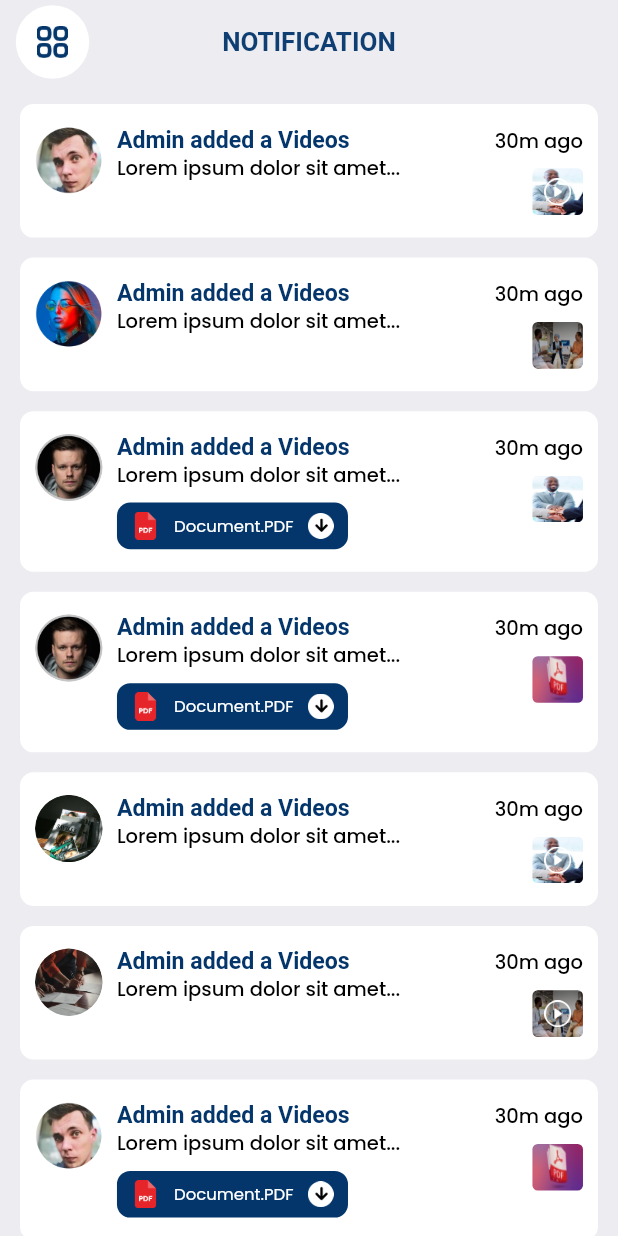
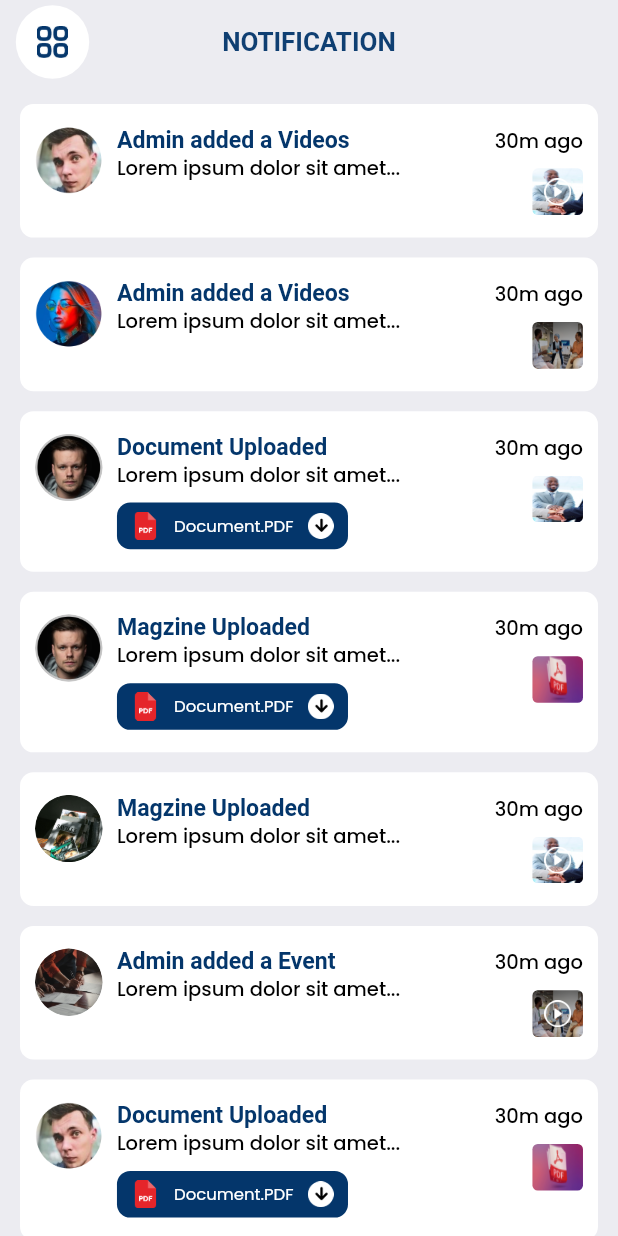
Before and after one commit to Furqan-Ahmed-bot/Uaw, a Flutter app: the NotificationScreen screen opened by its route, on a phone screen of 412 x 824 dp. Run offline on Flutter 3.47's test engine with Material 2 defaults, Android fonts, the phone set to English and light mode, and no system bars; drawn by our look-alikes of flutter_slidable; our stand-ins replace carousel_slider, dotted_line, flutter_screenutil, get, google_fonts, smooth_page_indicator and 3 more.

Commit message:
QA fixes

```diff
--- a/lib/HomeScreens/DrawerVideoPlayer.dart
+++ b/lib/HomeScreens/DrawerVideoPlayer.dart
@@ -71,7 +71,7 @@ class _DrawerVideoPlayerSvreenState extends State<DrawerVideoPlayerSvreen> {
                 Get.back();
               },
               child: Image.asset(
-                "assets/images/Group 1430@3x.png",
+                "assets/images/Group 1431@3x.png",
                 scale: 2.5,
               ),
             ),
--- a/lib/HomeScreens/EditProfile.dart
+++ b/lib/HomeScreens/EditProfile.dart
@@ -117,12 +117,12 @@ class _EditProfileScreenState extends State<EditProfileScreen> {
                   )
                 ],
               ),
-              120.verticalSpace,
+              100.verticalSpace,
               Text(
                 "John Doe",
                 style: textroboto20,
               ),
-              20.verticalSpace,
+              5.verticalSpace,
               Text(
                 "johndoe@gmail.com",
                 style: txtstyleblack14WO,
--- a/lib/HomeScreens/NewsAndEvents.dart
+++ b/lib/HomeScreens/NewsAndEvents.dart
@@ -248,6 +248,7 @@ class _NewsAndEventsScreenState extends State<NewsAndEventsScreen> {
                                             ),
                                           ),
                                           monthViewSettings: DateRangePickerMonthViewSettings(
+                                            firstDayOfWeek: DateTime.monday,
                                             viewHeaderStyle: DateRangePickerViewHeaderStyle(
                                               textStyle: TextStyle(
                                                 color: Colors.black,
--- a/lib/HomeScreens/Notification.dart
+++ b/lib/HomeScreens/Notification.dart
@@ -17,28 +17,55 @@ class _NotificationScreenState extends State<NotificationScreen> {
   final GlobalKey<ScaffoldState> _key = GlobalKey();
   bool isVisible = true;
   List<Map<String, dynamic>> detailsnotification = [
-    {"userimage": "assets/images/Ellipse 68@3x.png", "attacheditemimage": "assets/images/Rectangle 990@3x.png", "isselected": true, "type": "video"},
-    {"userimage": "assets/images/Ellipse 68-1@3x.png", "attacheditemimage": "assets/images/Group 1440@3x.png", "isselected": false, "type": "image"},
+    {
+      "userimage": "assets/images/Ellipse 68@3x.png",
+      "attacheditemimage": "assets/images/Rectangle 990@3x.png",
+      "isselected": true,
+      "type": "video",
+      "documenttype": "Admin added a Videos"
+    },
+    {
+      "userimage": "assets/images/Ellipse 68-1@3x.png",
+      "attacheditemimage": "assets/images/Group 1440@3x.png",
+      "isselected": false,
+      "type": "image",
+      "documenttype": "Admin added a Videos"
+    },
     {
       "userimage": "assets/images/Group 1433@3x1.png",
       "attacheditemimage": "assets/images/Rectangle 990@3x.png",
       "isselected": true,
-      "type": "document"
+      "type": "document",
+      "documenttype": "Document Uploaded"
     },
-    {"userimage": "assets/images/Group 1433@3x.png", "attacheditemimage": "assets/images/NoPath@3x.png", "isselected": false, "type": "document"},
+    {
+      "userimage": "assets/images/Group 1433@3x.png",
+      "attacheditemimage": "assets/images/NoPath@3x.png",
+      "isselected": false,
+      "type": "document",
+      "documenttype": "Magzine Uploaded"
+    },
     {
       "userimage": "assets/images/zhang-shaoqi-PdUACzBJP-Y-unsplash@3x.png",
       "attacheditemimage": "assets/images/Rectangle 990@3x.png",
       "isselected": true,
-      "type": "video"
+      "type": "video",
+      "documenttype": "Magzine Uploaded"
     },
     {
       "userimage": "assets/images/romain-dancre-doplSDELX7E-unsplash@3x.png",
       "attacheditemimage": "assets/images/Group 1440@3x.png",
       "isselected": false,
-      "type": "video"
+      "type": "video",
+      "documenttype": "Admin added a Event"
     },
-    {"userimage": "assets/images/Ellipse 68@3x.png", "attacheditemimage": "assets/images/NoPath@3x.png", "isselected": true, "type": "document"},
+    {
+      "userimage": "assets/images/Ellipse 68@3x.png",
+      "attacheditemimage": "assets/images/NoPath@3x.png",
+      "isselected": true,
+      "type": "document",
+      "documenttype": "Document Uploaded"
+    },
   ];
 
   @override
@@ -79,9 +106,7 @@ class _NotificationScreenState extends State<NotificationScreen> {
           ),
           centerTitle: true,
         ),
-        drawer: DrawerScreen(
-
-        ),
+        drawer: DrawerScreen(),
         body: Padding(
           padding: EdgeInsets.symmetric(horizontal: 15.r),
           child: SingleChildScrollView(
@@ -94,9 +119,11 @@ class _NotificationScreenState extends State<NotificationScreen> {
                     itemCount: detailsnotification.length,
                     itemBuilder: (BuildContext context, i) {
                       return NotificationWidget(
-                          attacheditemimage: detailsnotification[i]["attacheditemimage"],
-                          userimage: detailsnotification[i]["userimage"],
-                          type: detailsnotification[i]["type"]);
+                        attacheditemimage: detailsnotification[i]["attacheditemimage"],
+                        userimage: detailsnotification[i]["userimage"],
+                        type: detailsnotification[i]["type"],
+                        documenttype: detailsnotification[i]["documenttype"],
+                      );
 
                       //  Visibility(
                       //   visible: detailsnotification[i]['isselected'] == true? true:false,
@@ -119,6 +146,7 @@ class NotificationWidget extends StatelessWidget {
   bool isVisible = true;
   String userimage;
   final type;
+  var documenttype;
 
   String attacheditemimage;
 
@@ -126,6 +154,7 @@ class NotificationWidget extends StatelessWidget {
     required this.userimage,
     required this.attacheditemimage,
     required this.type,
+    this.documenttype,
     Key? key,
   }) : super(key: key);
 
@@ -183,7 +212,7 @@ class NotificationWidget extends StatelessWidget {
                         child: Column(
                           crossAxisAlignment: CrossAxisAlignment.start,
                           children: [
-                            Text('Admin added a Videos', style: txtstyleblue16),
+                            Text(documenttype, style: txtstyleblue16),
                             Text('Lorem ipsum dolor sit amet...', style: medium13black),
                             10.verticalSpace,
                             type == "document"
--- a/lib/HomeScreens/home.dart
+++ b/lib/HomeScreens/home.dart
@@ -48,8 +48,6 @@ class _HomeScreenState extends State<HomeScreen> {
     {"containerimage": "assets/images/zhang-shaoqi-PdUACzBJP-Y-unsplash@3x.png", "statustext": "Videos", "navigateTo": "DocumentsScreen"},
     {"containerimage": "assets/images/krakenimages-Y5bvRlcCx8k-unsplash@3x.png", "statustext": "Magzine", "navigateTo": "DocumentsScreen"},
     {"containerimage": "assets/images/md-duran-rE9vgD_TXgM-unsplash@3x.png", "statustext": "Events", "navigateTo": "DocumentsScreen"},
-    {"containerimage": "assets/images/romain-dancre-doplSDELX7E-unsplash@3x.png", "statustext": "Documents", "navigateTo": "DocumentsScreen"},
-    {"containerimage": "assets/images/zhang-shaoqi-PdUACzBJP-Y-unsplash@3x.png", "statustext": "Videos", "navigateTo": "DocumentsScreen"},
   ];
   @override
   Widget build(BuildContext context) {
@@ -149,7 +147,7 @@ class _HomeScreenState extends State<HomeScreen> {
                   height: 0.15.sh,
                   child: ListView.separated(
                     separatorBuilder: (BuildContext context, int index) {
-                      return const SizedBox(width: 10);
+                      return const SizedBox(width: 23);
                     },
                     scrollDirection: Axis.horizontal,
                     shrinkWrap: false,
--- a/lib/Welcome.dart
+++ b/lib/Welcome.dart
@@ -28,6 +28,7 @@ class _WelcomeScreenState extends State<WelcomeScreen> {
         ),
         child: Padding(
           padding: EdgeInsets.symmetric(horizontal: 20.r),
+          child: SingleChildScrollView(
             child: Column(
               children: [
                 50.verticalSpace,
@@ -117,6 +118,7 @@ class _WelcomeScreenState extends State<WelcomeScreen> {
             ),
           ),
         ),
+      ),
     );
   }
 
```
Also changed, not shown: lib/Auth/TermsOfServices.dart (+4 -3 lines), lib/HomeScreens/NewsAndEventDetails.dart (+25 -11 lines), lib/HomeScreens/Profile.dart (+11 -6 lines), lib/HomeScreens/Settings.dart (+9 -21 lines). Lines whose indentation alone changed are shown as unchanged.
